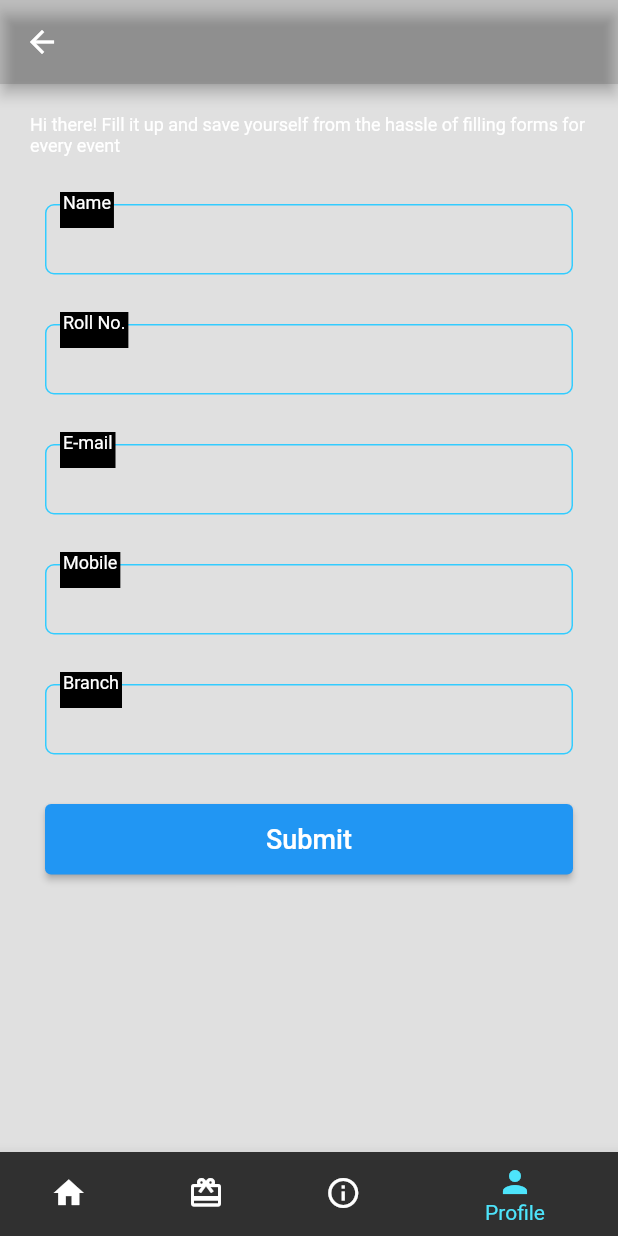
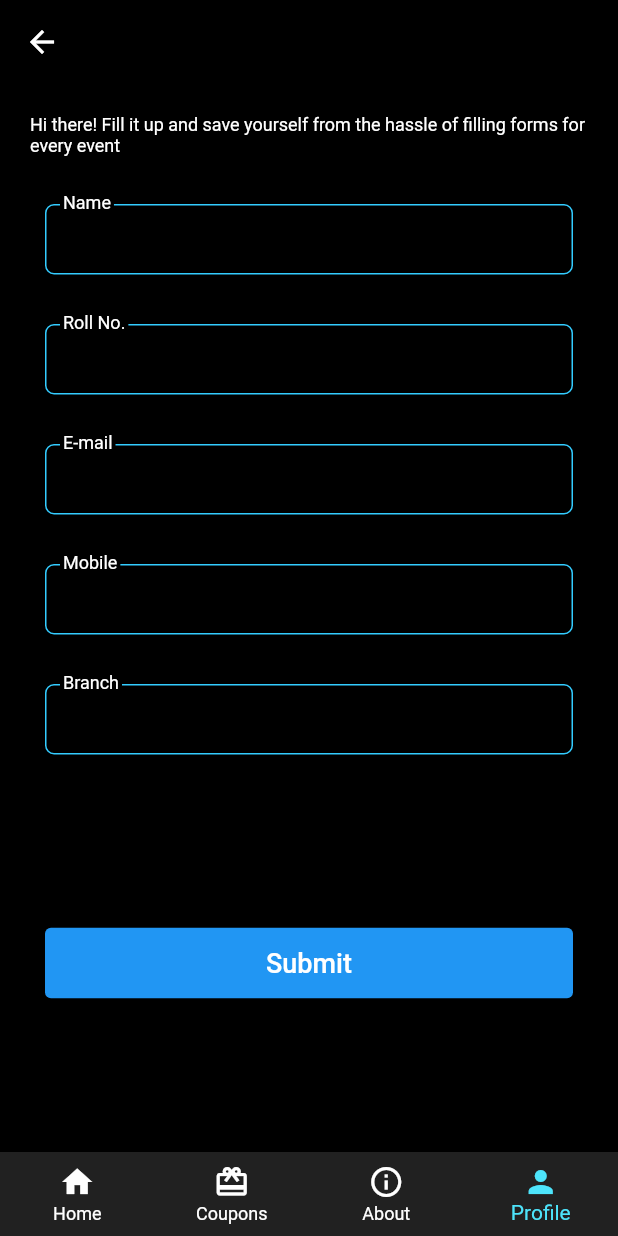
Before and after one commit to MLSAKIIT/MLSA_App, a Flutter app: the screen it shows after launch, item 4 of the bottom bar chosen, on a phone screen of 412 x 824 dp. Run offline on Flutter 3.47's test engine with Material 2 defaults, Android fonts, the phone set to English and light mode, and no system bars; our stand-ins replace auto_size_text, device_preview, flutter_svg, get, google_fonts, hexcolor.

Commit message:
minor changes

```diff
--- a/lib/constant/constants.dart
+++ b/lib/constant/constants.dart
@@ -9,7 +9,6 @@ Color black = Colors.black; // Get black color
 FontWeight bold = FontWeight.bold; // Get bold font weight
 
 HexColor accentColor = HexColor("4DE4FB"); // Get accent(major color used) color
-HexColor buttonColor = HexColor("0E75C3"); //Button color usesd
 
 TextStyle poppins = GoogleFonts.poppins(); // Text Style used
 
@@ -17,7 +16,7 @@ TextStyle poppins = GoogleFonts.poppins(); // Text Style used
 Text text(
   String text, {
   TextStyle? textStyle,
-  Color? color,
+  Color color = Colors.white,
   Color? backgroundColor,
   double? fontSize,
   FontWeight? fontWeight,
@@ -67,7 +66,7 @@ Text text(
 Text headingText(
   String text, {
   TextStyle? textStyle,
-  Color? color,
+  Color color = Colors.white,
   Color? backgroundColor,
   double? fontSize,
   FontWeight? fontWeight,
--- a/lib/main.dart
+++ b/lib/main.dart
@@ -1,18 +1,24 @@
+import 'package:device_preview/device_preview.dart';
+import 'package:flutter/foundation.dart';
 import 'package:flutter/material.dart';
-import 'package:get/get.dart';
-import 'package:mlsa_app/views/pages/Qrcode_screen.dart';
-import 'package:mlsa_app/views/pages/event_details.dart';
+import 'package:get/get_navigation/src/root/get_material_app.dart';
 import 'package:mlsa_app/views/pages/home_page.dart';
 
-void main() {
-  runApp(GetMaterialApp(
-    title: 'MLSA App',
-    theme: ThemeData(
-      primarySwatch: Colors.blue,
-    ),
-    darkTheme: ThemeData.dark(),
-    themeMode: ThemeMode.dark,
-    debugShowCheckedModeBanner: false,
-    home: HomePage(),
-  ));
+void main() => runApp(
+      DevicePreview(
+        enabled: !kReleaseMode,
+        builder: (context) => MyApp(), // Wrap your app
+      ),
+    );
+
+class MyApp extends StatelessWidget {
+  @override
+  Widget build(BuildContext context) {
+    return GetMaterialApp(
+      useInheritedMediaQuery: true,
+      locale: DevicePreview.locale(context),
+      builder: DevicePreview.appBuilder,
+      home: const HomePage(),
+    );
+  }
 }
--- a/lib/views/pages/Qrcode_screen.dart
+++ b/lib/views/pages/Qrcode_screen.dart
@@ -1,5 +1,4 @@
 import 'package:flutter/material.dart';
-import 'package:flutter_svg/flutter_svg.dart';
 import 'package:mlsa_app/constant/constants.dart';
 import 'package:google_fonts/google_fonts.dart';
 
--- a/lib/views/pages/event_details.dart
+++ b/lib/views/pages/event_details.dart
@@ -1,7 +1,4 @@
 import 'package:flutter/material.dart';
-import 'package:flutter/src/widgets/framework.dart';
-import 'package:flutter/src/widgets/placeholder.dart';
-import 'package:get/get.dart';
 import 'package:mlsa_app/constant/constants.dart';
 
 class EventPage extends StatelessWidget {
--- /dev/null
+++ b/lib/views/pages/home.dart
@@ -0,0 +1,14 @@
+import 'package:flutter/material.dart';
+
+class Home extends StatelessWidget {
+  const Home({super.key});
+
+  @override
+  Widget build(BuildContext context) {
+    return SafeArea(
+      child: Scaffold(
+        body: Container(),
+      ),
+    );
+  }
+}
--- a/lib/views/pages/home_page.dart
+++ b/lib/views/pages/home_page.dart
@@ -50,11 +50,9 @@ class HomePage extends StatelessWidget {
                         height: height * 0.08,
                       ),
                       GestureDetector(
-                        // TODO: Implement navigate to QR screen
                         onTap: () {
                           Get.to(QrScreen());
                         },
-                        // TODO: Add QR code button
                         child: SvgPicture.asset('assets/qr_icon.svg'),
                       ),
                     ],
@@ -74,7 +72,7 @@ class HomePage extends StatelessWidget {
                   ),
                   InkWell(
                     onTap: () {
-                      Get.to(EventPage());
+                      Get.to(() => EventPage());
                     },
                     child: Container(
                       width: width * 0.9,
--- a/lib/views/pages/profile_page.dart
+++ b/lib/views/pages/profile_page.dart
@@ -67,59 +67,24 @@ class _ProfilePageState extends State<ProfilePage> {
     var deviceData = MediaQuery.of(context);
     return Scaffold(
       bottomNavigationBar: CustomBottomNavBar(),
-      backgroundColor: Colors.black12,
+      backgroundColor: Colors.black,
       appBar: AppBar(
-        backgroundColor: Colors.black12,
+        backgroundColor: Colors.black,
+        elevation: 0,
         leading: IconButton(
           onPressed: () {},
           icon: const Icon(Icons.arrow_back_sharp),
         ),
       ),
-      body: ListView.builder(
-        itemCount: 1,
-        itemBuilder: (context, index) {
-          return const Fields(
-            nameController: null,
-            rollnoController: null,
-            emailController: null,
-            mobileController: null,
-            branchController: null,
-          );
-        },
-      ),
-    );
-  }
-}
-
-class Fields extends StatelessWidget {
-  final nameController;
-  final rollnoController;
-  final emailController;
-  final mobileController;
-  final branchController;
-
-  const Fields({
-    super.key,
-    required this.nameController,
-    required this.rollnoController,
-    required this.emailController,
-    required this.mobileController,
-    required this.branchController,
-  });
-
-  @override
-  Widget build(BuildContext context) {
-    return Padding(
+      body: Padding(
         padding: const EdgeInsets.all(10.0),
         child: Stack(
           children: <Widget>[
-          Container(
-            child: Padding(
-              padding: const EdgeInsets.all(10.0),
-              child: const Text(
+            const Padding(
+              padding: EdgeInsets.all(10.0),
+              child: Text(
                 'Hi there! Fill it up and save yourself from the hassle of filling forms for every event',
                 style: TextStyle(color: Colors.white, fontSize: 12),
-              ),
               ),
             ),
             Container(
@@ -138,7 +103,8 @@ class Fields extends StatelessWidget {
               left: 30,
               top: 62,
               child: Container(
-              padding: const EdgeInsets.only(bottom: 10, left: 2.0, right: 2.0),
+                padding:
+                    const EdgeInsets.only(bottom: 10, left: 2.0, right: 2.0),
                 color: Colors.black,
                 child: const Text(
                   'Name',
@@ -174,7 +140,8 @@ class Fields extends StatelessWidget {
               left: 30,
               top: 142,
               child: Container(
-              padding: const EdgeInsets.only(bottom: 10, left: 2.0, right: 2.0),
+                padding:
+                    const EdgeInsets.only(bottom: 10, left: 2.0, right: 2.0),
                 color: Colors.black,
                 child: const Text(
                   'Roll No.',
@@ -211,7 +178,8 @@ class Fields extends StatelessWidget {
               left: 30,
               top: 222,
               child: Container(
-              padding: const EdgeInsets.only(bottom: 10, left: 2.0, right: 2.0),
+                padding:
+                    const EdgeInsets.only(bottom: 10, left: 2.0, right: 2.0),
                 color: Colors.black,
                 child: const Text(
                   'E-mail',
@@ -248,7 +216,8 @@ class Fields extends StatelessWidget {
               left: 30,
               top: 302,
               child: Container(
-              padding: const EdgeInsets.only(bottom: 10, left: 2.0, right: 2.0),
+                padding:
+                    const EdgeInsets.only(bottom: 10, left: 2.0, right: 2.0),
                 color: Colors.black,
                 child: const Text(
                   'Mobile',
@@ -285,7 +254,8 @@ class Fields extends StatelessWidget {
               left: 30,
               top: 382,
               child: Container(
-              padding: const EdgeInsets.only(bottom: 10, left: 2.0, right: 2.0),
+                padding:
+                    const EdgeInsets.only(bottom: 10, left: 2.0, right: 2.0),
                 color: Colors.black,
                 child: const Text(
                   'Branch',
@@ -322,6 +292,7 @@ class Fields extends StatelessWidget {
             ),
           ],
         ),
+      ),
     );
   }
 }
--- a/lib/views/widgets/bottom_nav_bar.dart
+++ b/lib/views/widgets/bottom_nav_bar.dart
@@ -14,6 +14,7 @@ class CustomBottomNavBar extends StatelessWidget {
   @override
   Widget build(BuildContext context) {
     return BottomNavigationBar(
+      type: BottomNavigationBarType.fixed,
       backgroundColor: Colors.grey[900],
       selectedItemColor: accentColor,
       currentIndex: pageController.pageControllerIndex.value,
--- a/pubspec.yaml
+++ b/pubspec.yaml
@@ -40,6 +40,7 @@ dependencies:
   google_fonts: ^4.0.3
   flutter_svg:
   auto_size_text: ^3.0.0
+  device_preview: ^1.1.0
 
 dev_dependencies:
   flutter_test:
```
Also changed, not shown: lib/views/pages/about_page.dart (+83 -30 lines), pubspec.lock, 1 other file. Lines whose indentation alone changed are shown as unchanged.
